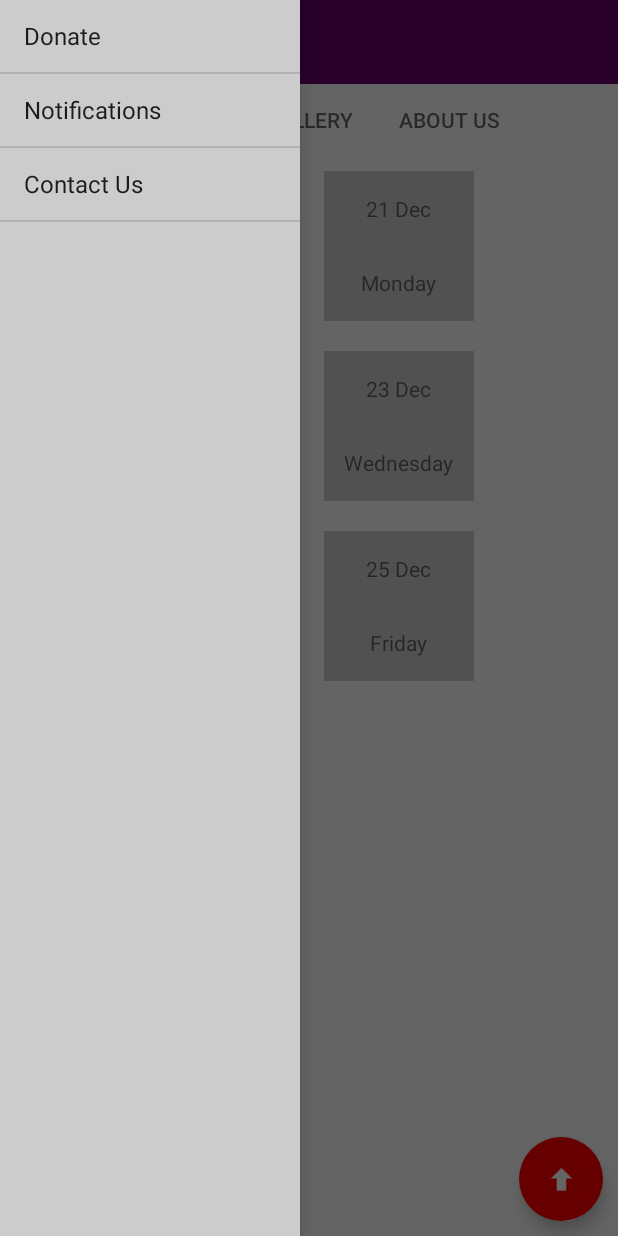
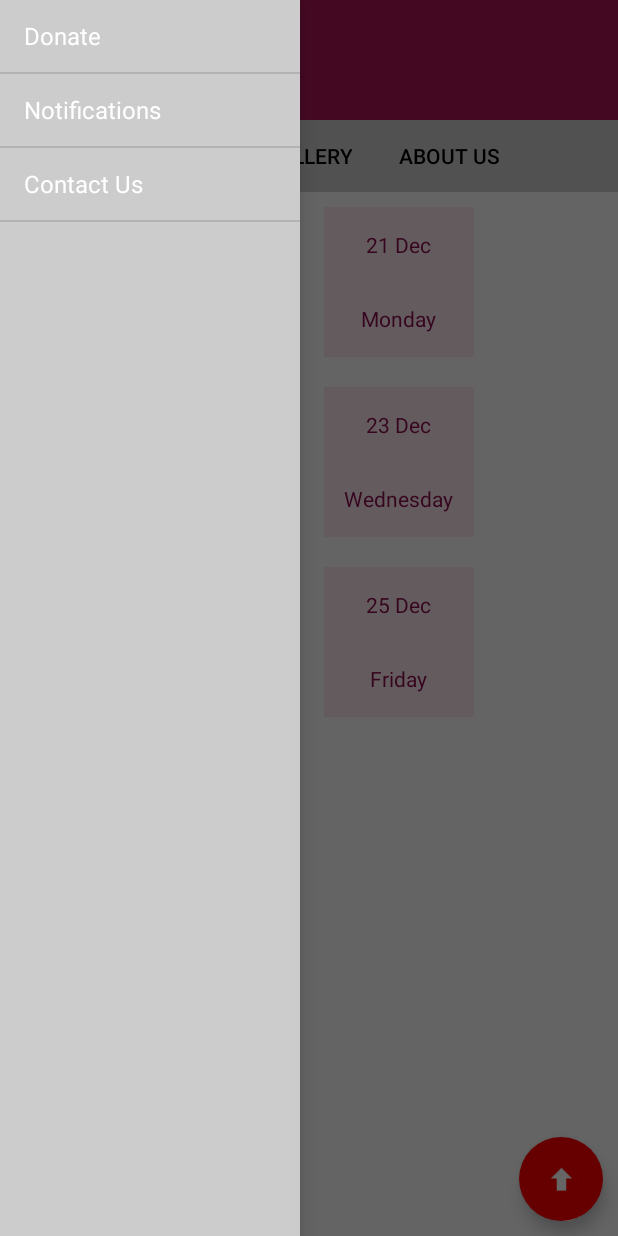
Before and after one commit to aspratyush/event-info-apps, an Android app: the screen it shows after launch (MainActivity), with the side drawer open, on a phone screen of 412 x 824 dp. Run offline under Robolectric (Android 15) with nearby library versions, the phone set to English and light mode, and no system bars; libraries missing offline, so code that uses them is left out: com.squareup.okhttp.

Commit message:
update color

```diff
--- a/app/src/main/java/com/example/toshiba/mylogin/activity/MainActivity.java
+++ b/app/src/main/java/com/example/toshiba/mylogin/activity/MainActivity.java
@@ -12,6 +12,8 @@ import android.support.v7.app.ActionBarDrawerToggle;
 import android.support.v7.app.AppCompatActivity;
 import android.support.v7.widget.Toolbar;
 import android.view.View;
+import android.view.Window;
+import android.view.WindowManager;
 import android.widget.Toast;
 
 import com.example.toshiba.mylogin.R;
@@ -68,6 +70,7 @@ public class MainActivity extends AppCompatActivity {
     }
 
     private void prepareToolbar() {
+
 
         getSupportActionBar().setHomeButtonEnabled(true);
         getSupportActionBar().setDisplayShowHomeEnabled(true);
--- a/app/src/main/java/com/example/toshiba/mylogin/activity/PhotoGalleryActivity.java
+++ b/app/src/main/java/com/example/toshiba/mylogin/activity/PhotoGalleryActivity.java
@@ -41,7 +41,7 @@ public class PhotoGalleryActivity extends AppCompatActivity {
     }
 
     private void prepareDis() {
-        ArrayList<MGallery>galleries=new ArrayList<>();
+        ArrayList<MGallery>galleries=new ArrayList<MGallery>();
         galleries.add(new MGallery());
         galleries.add(new MGallery());
         galleries.add(new MGallery());
--- a/app/src/main/res/layout/activity_main.xml
+++ b/app/src/main/res/layout/activity_main.xml
@@ -12,7 +12,7 @@
         android:id="@+id/drawer"
         android:layout_width="match_parent"
         android:layout_height="match_parent"
-        android:fitsSystemWindows="true">
+        android:fitsSystemWindows="false">
 
         <RelativeLayout
             android:layout_width="match_parent"
@@ -31,6 +31,7 @@
                 <android.support.design.widget.TabLayout
                     android:id="@+id/tablayout"
                     android:layout_width="match_parent"
+                    android:background="#CCC"
                     android:layout_height="wrap_content" />
 
                 <android.support.v4.view.ViewPager
--- a/app/src/main/res/layout/app_bar.xml
+++ b/app/src/main/res/layout/app_bar.xml
@@ -1,10 +1,12 @@
 <?xml version="1.0" encoding="utf-8"?>
-<android.support.v7.widget.Toolbar
-    xmlns:android="http://schemas.android.com/apk/res/android"
+<android.support.v7.widget.Toolbar xmlns:android="http://schemas.android.com/apk/res/android"
+    xmlns:app="http://schemas.android.com/apk/res-auto"
     android:layout_width="match_parent"
     android:layout_height="wrap_content"
-    android:background="#660066"
-
+    app:popupTheme="@style/ThemeOverlay.AppCompat.Dark"
+    app:theme="@style/MyCustomToolBarTheme"
+    android:background="@color/primary"
+    android:paddingTop="@dimen/app_bar_top_padding"
     >
 
 </android.support.v7.widget.Toolbar>
--- a/app/src/main/res/layout/row_schedule.xml
+++ b/app/src/main/res/layout/row_schedule.xml
@@ -2,23 +2,24 @@
 <LinearLayout xmlns:android="http://schemas.android.com/apk/res/android"
     android:layout_width="@dimen/dp100"
     android:layout_height="@dimen/dp100"
-    android:orientation="vertical"
+    android:layout_margin="10dp"
+    android:background="#fce4ec"
     android:gravity="center"
-    android:background="#CCC"
-    android:layout_margin="10dp"
-    >
+    android:orientation="vertical">
 
     <TextView
         android:id="@+id/tvDate"
         android:layout_width="wrap_content"
         android:layout_height="wrap_content"
-        android:text="Date" />
+        android:text="Date"
+        android:textColor="#880e4f" />
 
     <TextView
         android:id="@+id/tvDay"
         android:layout_width="wrap_content"
         android:layout_height="wrap_content"
         android:layout_marginTop="30dp"
-        android:text="Day" />
+        android:text="Day"
+        android:textColor="#880e4f" />
 
 </LinearLayout>
--- /dev/null
+++ b/app/src/main/res/values-v19/dimens.xml
@@ -0,0 +1,4 @@
+<?xml version="1.0" encoding="utf-8"?>
+<resources>
+    <dimen name="app_bar_top_padding">24dp</dimen>
+</resources>
--- /dev/null
+++ b/app/src/main/res/values-v19/styles.xml
@@ -0,0 +1,10 @@
+<?xml version="1.0" encoding="utf-8"?>
+<resources>
+
+    <style name="AppTheme" parent="AppTheme.Base">
+        <item name="android:windowTranslucentStatus">true</item>
+        <item name="colorPrimary"> @color/primary</item>
+        <item name="colorPrimaryDark"> @color/primary_dark</item>
+        <item name="colorAccent"> @color/accent</item>
+    </style>
+</resources>
--- /dev/null
+++ b/app/src/main/res/values-v21/styles.xml
@@ -0,0 +1,11 @@
+<?xml version="1.0" encoding="utf-8"?>
+<resources>
+
+    <style name="AppTheme" parent="AppTheme.Base">
+        <!-- Customize your theme here. -->
+        <item name="android:windowTranslucentStatus">true</item>
+        <item name="android:colorPrimary">@color/primary</item>
+        <item name="android:colorPrimaryDark">@color/primary_dark</item>
+        <item name="android:colorAccent">@color/accent</item>
+    </style>
+</resources>
--- a/app/src/main/res/values/colors.xml
+++ b/app/src/main/res/values/colors.xml
@@ -2,4 +2,11 @@
 <resources>
     <color name="gray">#CCC</color>
     <color name="blue">#00f</color>
+    <color name="primary">#AD1457</color>
+    <color name="primary_dark">#880E4F</color>
+    <color name="accent">#00f</color>
+    <color name="textColorPrimary">#ffffff</color>
+    <color name="textColorSecondary">#000</color>
+
+
 </resources>
--- a/app/src/main/res/values/styles.xml
+++ b/app/src/main/res/values/styles.xml
@@ -1,8 +1,27 @@
 <resources>
 
     <!-- Base application theme. -->
-    <style name="AppTheme" parent="Theme.AppCompat.Light.NoActionBar">
+    <style name="AppTheme" parent="AppTheme.Base">
         <!-- Customize your theme here. -->
+    </style>
+    <style name="AppTheme.Base" parent="Theme.AppCompat.Light.NoActionBar">
+        <!-- Customize your theme here. -->
+
+        <item name="colorPrimary">@color/primary</item>
+        <item name="colorPrimaryDark">@color/primary_dark</item>
+        <item name="colorAccent">@color/accent</item>
+        <item name="android:textColorPrimary">@color/textColorPrimary</item>
+        <item name="android:textColorSecondary">@color/textColorSecondary</item>
+    </style>
+
+    <style name="MyCustomToolBarTheme" parent="ThemeOverlay.AppCompat.Light">
+
+        <item name="colorPrimary">@color/primary</item>
+        <item name="colorPrimaryDark">@color/primary_dark</item>
+        <item name="colorAccent">@color/accent</item>
+        <item name="android:textColorPrimary">@color/textColorPrimary</item>
+        <item name="android:textColorSecondary">#FFF</item>
+
     </style>
 
 </resources>
```
Also changed, not shown: 2 other files.
